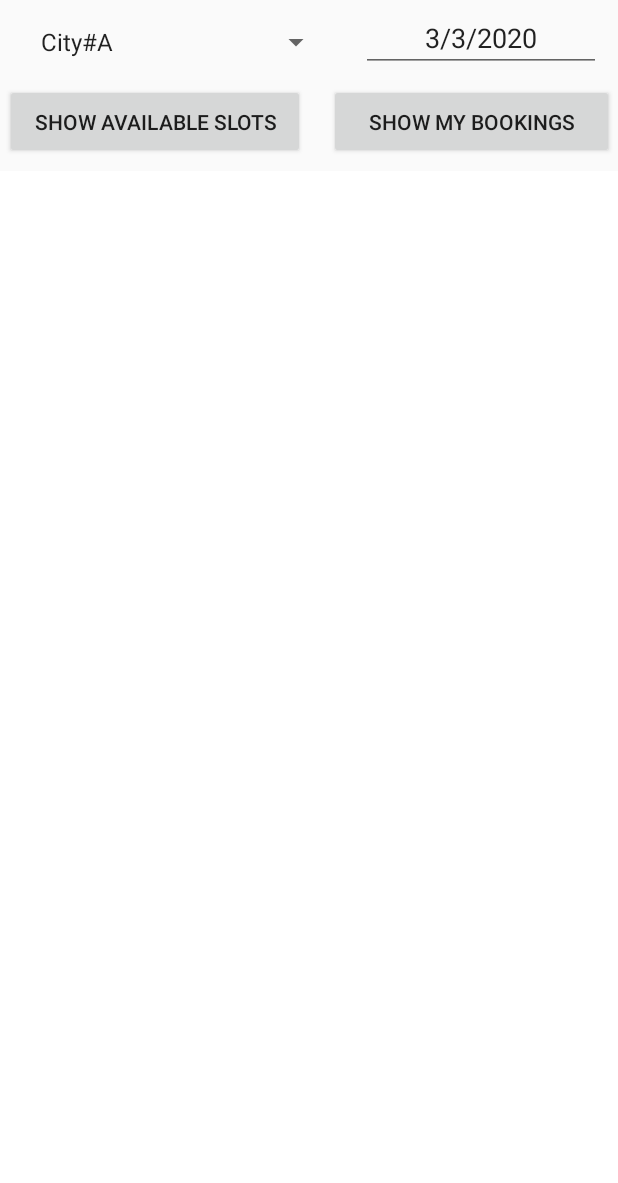
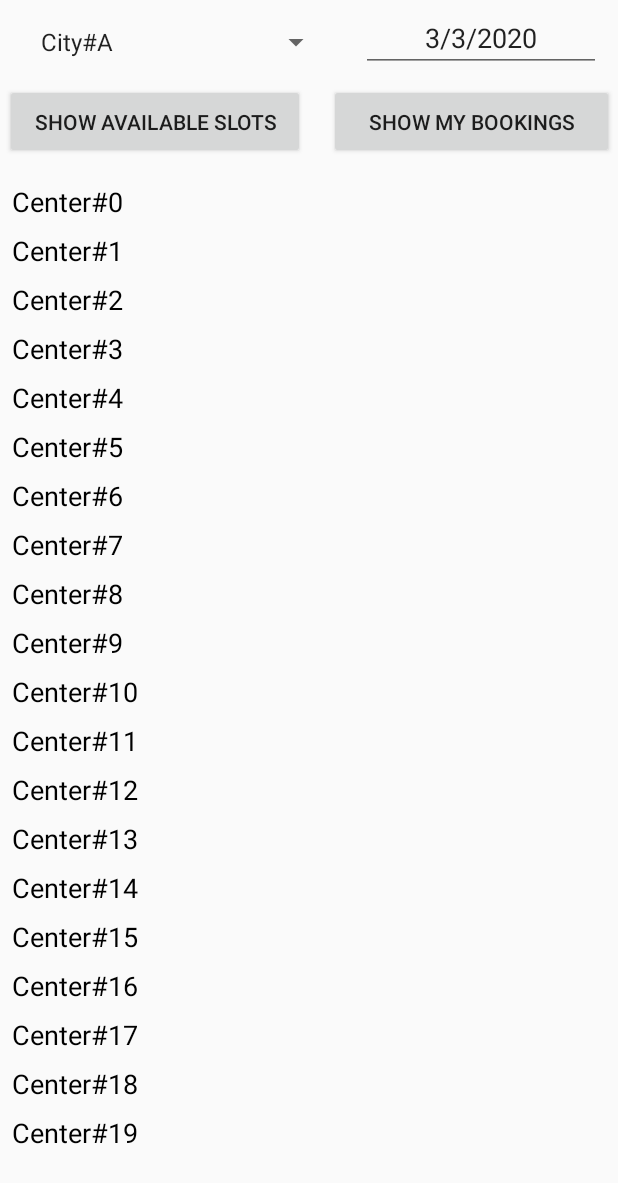
Before and after one commit to minhkhuong2404/badmintonBookingApp, an Android app: the screen it shows after launch (MainActivity), on a phone screen of 412 x 824 dp. Shown: the top 1183 px of the screen. Run offline under Robolectric (Android 15) with nearby library versions, the phone set to English and light mode, and no system bars.

Commit message:
UI Update: RecyclerView Center/Court/Slot

```diff
--- /dev/null
+++ b/TierPresent/CourtBooking/app/src/main/java/com/example/courtbooking/Center.kt
@@ -0,0 +1,3 @@
+package com.example.courtbooking
+
+data class Center (val name : String)
--- /dev/null
+++ b/TierPresent/CourtBooking/app/src/main/java/com/example/courtbooking/CenterAdapter.kt
@@ -0,0 +1,31 @@
+package com.example.courtbooking
+
+import android.view.LayoutInflater
+import android.view.View
+import android.view.ViewGroup
+import android.widget.TextView
+import androidx.recyclerview.widget.RecyclerView
+import kotlinx.android.synthetic.main.center.view.*
+
+class CenterAdapter(private val listSlot: List<Center>) : RecyclerView.Adapter<CenterAdapter.CenterViewHolder>() {
+    override fun onCreateViewHolder(parent: ViewGroup, viewType: Int): CenterViewHolder {
+        // This line is always written when create ViewHolder. Replace the item you want to 'slot'
+        val itemView = LayoutInflater.from(parent.context).inflate(R.layout.center, parent, false)
+
+        return CenterViewHolder(itemView)
+    }
+
+    override fun onBindViewHolder(holder: CenterViewHolder, position: Int) {
+        // exampleList: List<ExampleItem>
+        val currentItem = listSlot[position]
+        // Depends on the item (in this case the item contains one image, 2 texts)
+        // you must add them as below. They are defined in below class 'ExampleViewHolder'
+        holder.textView.text = currentItem.name
+    }
+
+    override fun getItemCount() = listSlot.size
+
+    class CenterViewHolder(itemView: View) : RecyclerView.ViewHolder(itemView) {
+        val textView: TextView = itemView.tv_center
+    }
+}
--- /dev/null
+++ b/TierPresent/CourtBooking/app/src/main/java/com/example/courtbooking/Court.kt
@@ -0,0 +1,3 @@
+package com.example.courtbooking
+
+data class Court (val name: String)
--- /dev/null
+++ b/TierPresent/CourtBooking/app/src/main/java/com/example/courtbooking/CourtAdapter.kt
@@ -0,0 +1,4 @@
+package com.example.courtbooking
+
+class CourtAdapter {
+}
--- a/TierPresent/CourtBooking/app/src/main/java/com/example/courtbooking/MainActivity.kt
+++ b/TierPresent/CourtBooking/app/src/main/java/com/example/courtbooking/MainActivity.kt
@@ -2,10 +2,14 @@ package com.example.courtbooking
 
 import android.app.DatePickerDialog
 import android.os.Bundle
+import android.util.Log
 import android.view.View
 import android.widget.*
 import androidx.appcompat.app.AppCompatActivity
+import androidx.recyclerview.widget.GridLayoutManager
+import androidx.recyclerview.widget.LinearLayoutManager
 import kotlinx.android.synthetic.main.activity_main.*
+import kotlinx.android.synthetic.main.court.*
 import java.util.*
 
 
@@ -15,9 +19,12 @@ class MainActivity : AppCompatActivity() {
     lateinit var result : TextView
     lateinit var result2 : TextView
 
+
     override fun onCreate(savedInstanceState: Bundle?) {
         super.onCreate(savedInstanceState)
         setContentView(R.layout.activity_main)
+
+
 
         // findViewById
         cityChooser = findViewById(R.id.sp_city) as Spinner
@@ -57,5 +64,40 @@ class MainActivity : AppCompatActivity() {
             // Show Date Dialog
             datePicker.show()
         }
+
+        // On button clicked Show Available Slots
+        // On button clicked Show My Bookings
+
+        /* Test RecyclerView */
+
+        // Create fake data for testing
+        //val exampleList = getSlotList(5)
+        val exampleList = getCenterList(20)
+
+        rv_center.adapter = CenterAdapter(exampleList)
+        rv_center.layoutManager = LinearLayoutManager(this)
+        rv_center.setHasFixedSize(true)
+
+        /* End Test RecyclerView*/
     }
+    private fun getCenterList(size: Int): List<Center> {
+        val list = ArrayList<Center>()
+
+        for (i in 0 until size) {
+            val slot = Center("Center#" + i)
+            list += slot
+        }
+        return list
+    }
+    /* Test RecyclerView
+    private fun getSlotList(size: Int): List<Slot> {
+        val list = ArrayList<Slot>()
+
+        for (i in 0 until size) {
+            val slot = Slot("8:00 - 9:00")
+            list += slot
+        }
+        return list
+    }
+    End Test RecyclerView */
 }
--- /dev/null
+++ b/TierPresent/CourtBooking/app/src/main/java/com/example/courtbooking/Slot.kt
@@ -0,0 +1,3 @@
+package com.example.courtbooking
+
+data class Slot (val time: String)
--- a/TierPresent/CourtBooking/app/src/main/res/layout/activity_main.xml
+++ b/TierPresent/CourtBooking/app/src/main/res/layout/activity_main.xml
@@ -63,7 +63,27 @@
         app:layout_constraintStart_toEndOf="@+id/b_show_slots"
         app:layout_constraintTop_toBottomOf="@+id/et_date" />
 
+    <LinearLayout
+        android:layout_width="match_parent"
+        android:layout_height="0dp"
+        android:layout_marginTop="114dp"
+        app:layout_constraintBottom_toBottomOf="parent"
+        app:layout_constraintEnd_toEndOf="parent"
+        app:layout_constraintHorizontal_bias="0.0"
+        app:layout_constraintStart_toStartOf="parent"
+        app:layout_constraintTop_toTopOf="parent"
+        app:layout_constraintVertical_bias="0.0"
+        android:orientation="horizontal">
 
+        <androidx.recyclerview.widget.RecyclerView
+            android:id="@+id/rv_center"
+            android:padding="4dp"
+            android:clipToPadding="false"
+            android:layout_width="match_parent"
+            android:layout_height="match_parent"
+            tools:listitem="@layout/center"/>
+    </LinearLayout>
+    <!--
     <ScrollView
         android:id="@+id/scrollView"
         android:layout_width="match_parent"
@@ -77,7 +97,8 @@
         app:layout_constraintTop_toTopOf="parent"
         app:layout_constraintVertical_bias="0.0">
 
+
     </ScrollView>
-
+    -->
 
 </androidx.constraintlayout.widget.ConstraintLayout>
--- /dev/null
+++ b/TierPresent/CourtBooking/app/src/main/res/layout/center.xml
@@ -0,0 +1,25 @@
+<?xml version="1.0" encoding="utf-8"?>
+<LinearLayout xmlns:android="http://schemas.android.com/apk/res/android"
+    android:orientation="vertical"
+    android:layout_width="match_parent"
+    android:layout_height="wrap_content">
+
+    <TextView
+        android:id="@+id/tv_center"
+        android:layout_width="match_parent"
+        android:layout_height="wrap_content"
+        android:text="Center"
+        android:padding="4dp"
+        android:textAlignment="textStart"
+        android:textColor="#000000"
+        android:textSize="18sp" />
+    <!-- Court Recycler View
+        <androidx.recyclerview.widget.RecyclerView
+            android:id="@+id/rv_court"
+            android:padding="4dp"
+            android:clipToPadding="false"
+            android:layout_width="match_parent"
+            android:layout_height="match_parent"
+            tools:listitem="@layout/court"/>
+    -->
+</LinearLayout>
```
Also changed, not shown: TierPresent/CourtBooking/app/src/main/java/com/example/courtbooking/SlotAdapter.kt (added, +31 -0 lines), TierPresent/CourtBooking/app/src/main/java/com/example/courtbooking/res.kt (added, +12 -0 lines), TierPresent/CourtBooking/app/src/main/res/drawable/ic_android.xml (added, +9 -0 lines), TierPresent/CourtBooking/app/src/main/res/drawable/ic_audio.xml (added, +9 -0 lines), TierPresent/CourtBooking/app/src/main/res/drawable/ic_sun.xml (added, +9 -0 lines), TierPresent/CourtBooking/app/src/main/res/layout/court.xml (added, +20 -0 lines), TierPresent/CourtBooking/app/src/main/res/layout/slot.xml (added, +13 -0 lines).
